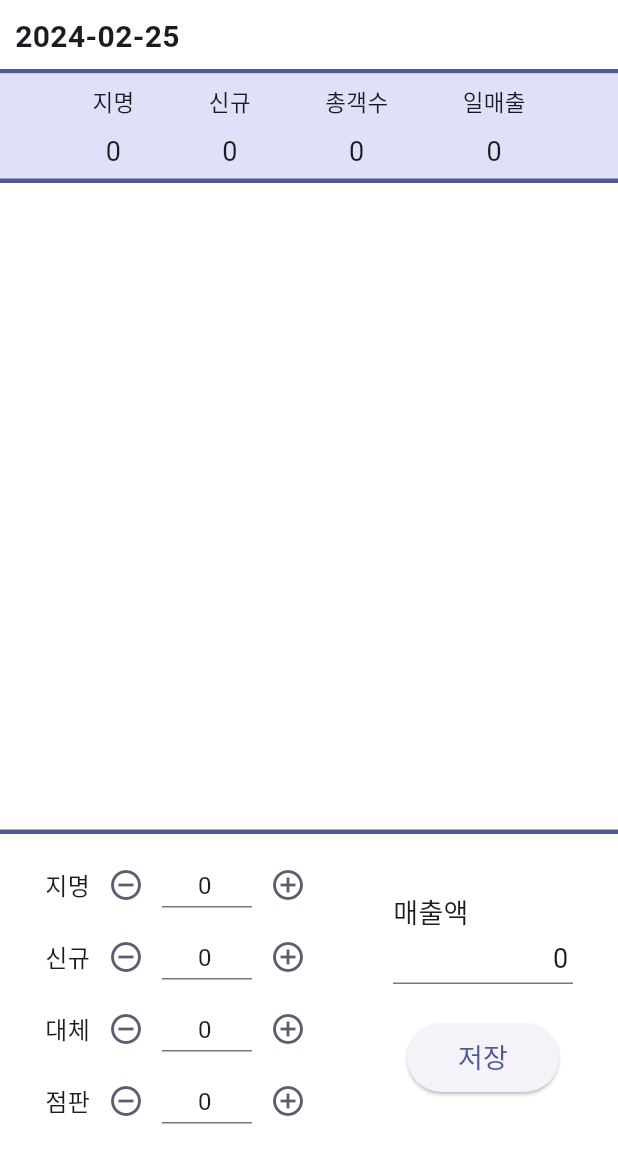
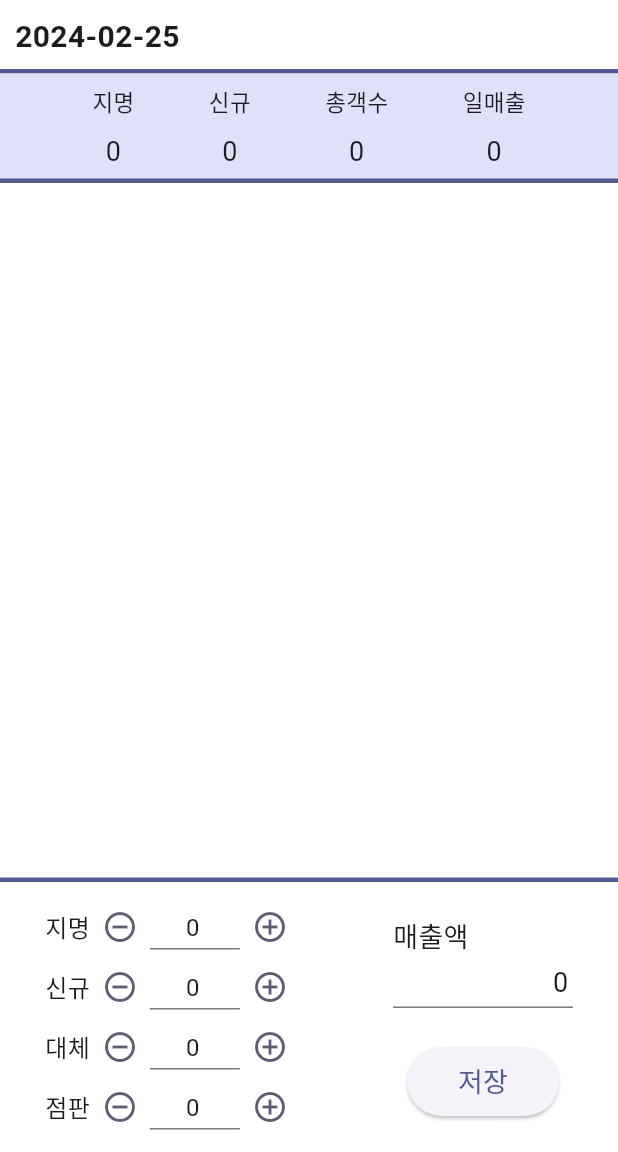
Before and after one commit to kanggo1111/hair_designer_sales_manage2, a Flutter app: the screen it shows once a user with an empty profile is signed in, after a tap on the "arrow left" icon, after a tap on the "arrow right" icon, after a tap on "2.25", on a phone screen of 412 x 824 dp, the part 84-1236 px from its top. Run offline on Flutter 3.47's test engine with Material 3 defaults, Android fonts, the phone set to English and light mode, and no system bars; our stand-ins replace cloud_firestore, currency_text_input_formatter, firebase_auth, firebase_core, get; accounts and stored records are empty.

Commit message:
[devel] refactoring one_day_view for editDialog #2
Deatails:
refactoring one_day_view for editDialog

```diff
--- a/lib/view/one_day_view.dart
+++ b/lib/view/one_day_view.dart
@@ -3,6 +3,7 @@ import 'package:currency_text_input_formatter/currency_text_input_formatter.dart
 import 'package:flutter/cupertino.dart';
 import 'package:flutter/material.dart';
 import 'package:flutter/services.dart';
+import 'package:flutter/widgets.dart';
 import 'package:get/get.dart';
 import 'package:hair_designer_sales_manage2/controller/item_controller.dart';
 import 'package:hair_designer_sales_manage2/controller/month_item_controller.dart';
@@ -66,9 +67,6 @@ class _OneDayViewState extends State<OneDayView> {
     return GetX<ItemController>(builder: (_) {
       return Container(
           color: Colors.white,
-          child: Column(
-            children: [
-              Expanded(
           child: GestureDetector(
             behavior: HitTestBehavior.opaque,
             onPanStart: (details) {
@@ -78,20 +76,23 @@ class _OneDayViewState extends State<OneDayView> {
               dragEnd = details.localPosition;
             },
             onPanEnd: (details) {
-                    if ((dragEnd.dx - dragStart.dx).abs() >
+              if (dragEnd != Offset(0.0, 0.0) && (dragEnd.dx - dragStart.dx).abs() >
                   (dragEnd.dy - dragStart.dy).abs()) {
-                      if (dragEnd.dx - dragStart.dx > 0) {
+                if (dragEnd.dx - dragStart.dx > 200) {
                   Get.toNamed(MainView.routeOneDayView,
                       arguments: DateFormat('y-MM-dd').format(DateTime(
                           currentYear, currentMonth, currentDay - 1)),
                       id: 1);
-                      } else if (dragEnd.dx - dragStart.dx < 0) {
+                } else if (dragEnd.dx - dragStart.dx < -200) {
                   Get.toNamed(MainView.routeOneDayView,
                       arguments: DateFormat('y-MM-dd').format(DateTime(
                           currentYear, currentMonth, currentDay + 1)),
                       id: 1);
                 }
               }
+
+              dragStart = Offset(0.0, 0.0);
+              dragEnd = Offset(0.0, 0.0);
             },
             child: Column(
               children: [
@@ -207,7 +208,8 @@ class _OneDayViewState extends State<OneDayView> {
                   height: 0,
                   thickness: 3,
                 ),
-                      ListView.builder(
+                Expanded(
+                  child: ListView.builder(
                       shrinkWrap: true,
                       itemCount: itemController.items.length,
                       itemBuilder: (context, index) {
@@ -293,9 +295,6 @@ class _OneDayViewState extends State<OneDayView> {
                           ),
                         );
                       }),
-                    ],
-                  ),
-                ),
                 ),
                 Divider(
                   color: Theme.of(context).colorScheme.primary,
@@ -307,6 +306,7 @@ class _OneDayViewState extends State<OneDayView> {
                   height: MediaQuery.of(context).viewInsets.bottom,
                 )
               ],
+            ),
           ));
     });
   }
@@ -340,6 +340,7 @@ class AddItemContainer extends StatelessWidget {
     }
 
     return Container(
+      color: Colors.white,
       padding: EdgeInsets.symmetric(horizontal: 30, vertical: 10),
       child: Row(
         mainAxisAlignment: MainAxisAlignment.spaceBetween,
@@ -354,6 +355,7 @@ class AddItemContainer extends StatelessWidget {
                           style: TextStyle(fontSize: 16),
                         ),
                         IconButton(
+                            visualDensity: VisualDensity.compact,
                             onPressed: () {
                               setCount(index, -1);
                               typeCount[index] = int.parse(
@@ -367,10 +369,10 @@ class AddItemContainer extends StatelessWidget {
                           height: 30,
                           child: countTextField(
                               typeTextEditingController[index],
-                              typeCount,
-                              index),
+                              typeCount[index])
                         ),
                         IconButton(
+                            visualDensity: VisualDensity.compact,
                             onPressed: () {
                               setCount(index, 1);
                               typeCount[index] = int.parse(
@@ -489,13 +491,13 @@ class AddItemContainer extends StatelessWidget {
 }
 
 Widget countTextField(
-    TextEditingController textEditingController, List countList, int index) {
+    TextEditingController textEditingController, int count) {
   return TextField(
     controller: textEditingController,
     keyboardType: TextInputType.number,
     onTap: () {
       textEditingController.value = TextEditingValue(text: '0');
-      countList[index] = int.parse(textEditingController.text);
+      count = int.parse(textEditingController.text);
     },
     inputFormatters: [
       FilteringTextInputFormatter(RegExp('^[0-9]{1,2}\$'), allow: true),
@@ -510,7 +512,7 @@ Widget countTextField(
         textEditingController.text =
             int.parse(textEditingController.text).toString();
       }
-      countList[index] = int.parse(textEditingController.text);
+      count = int.parse(textEditingController.text);
     },
   );
 }
@@ -558,7 +560,7 @@ class _EditDialogState extends State<EditDialog> {
       content: Row(children: [
         OutlinedButton(onPressed: () {}, child: Text(type)),
         OutlinedButton(onPressed: () {}, child: Text(count.toString())),
-        TextField(),
+        // countTextField(),
         OutlinedButton(
             onPressed: () {},
             child: Text(NumberFormat('###,###,###').format(price))),
```
Also changed, not shown: 1 other file. Lines whose indentation alone changed are shown as unchanged.
